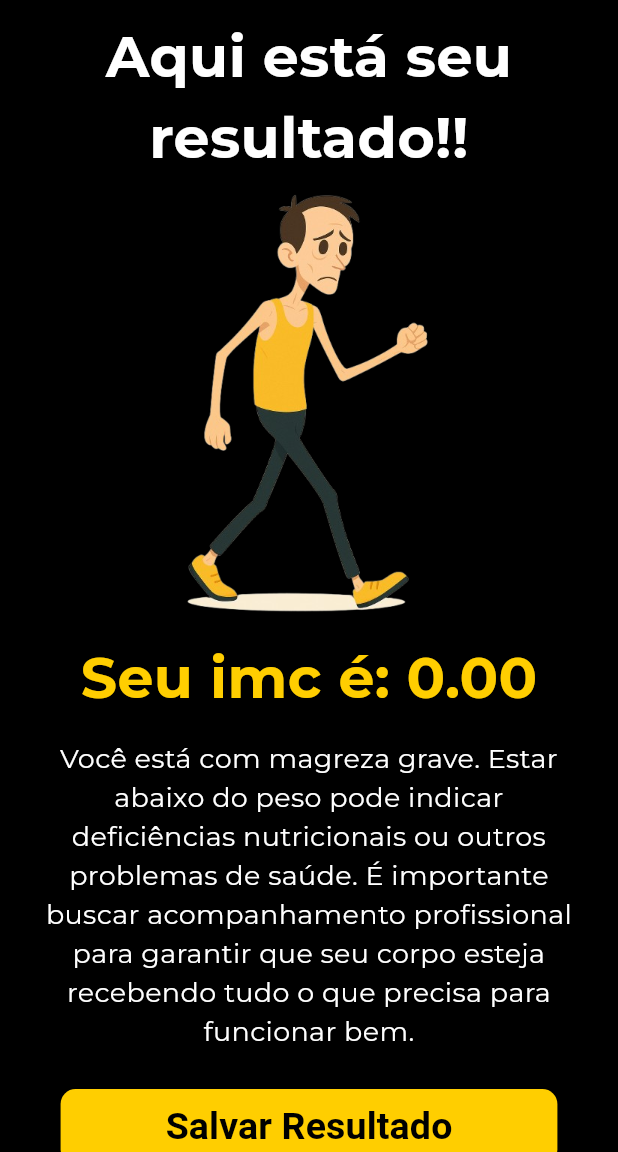
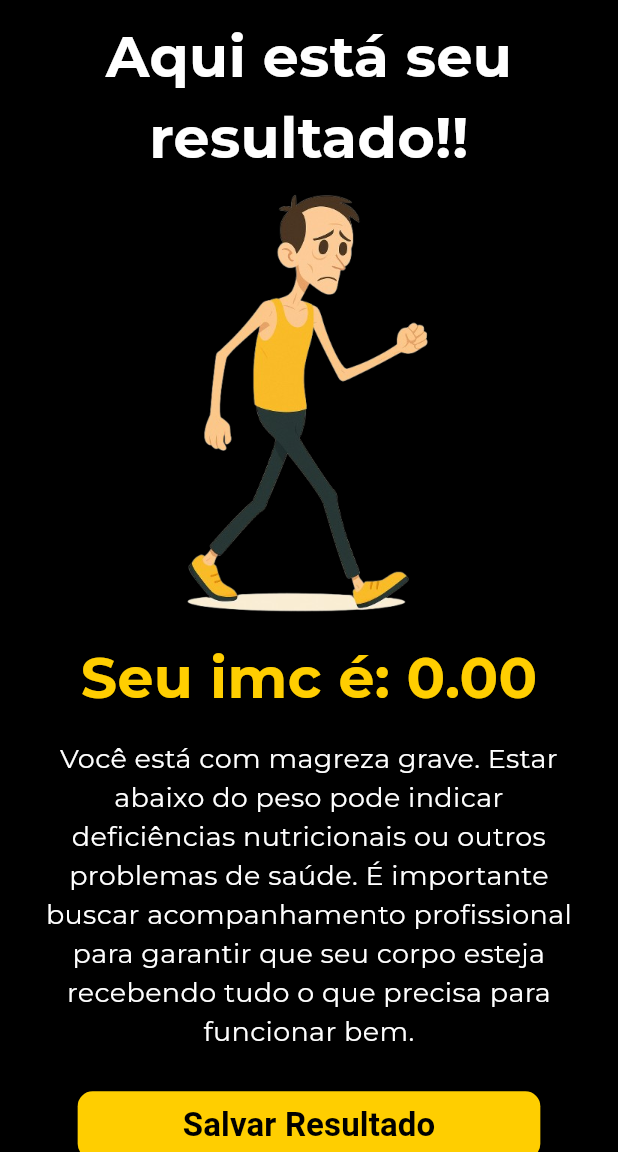
Before and after one commit to Joojjuuk/app_imc, a Flutter app: the Results screen opened directly with empty values, on a phone screen of 412 x 824 dp, the part 84-1236 px from its top. Run offline on Flutter 3.47's test engine with Material 3 defaults, Android fonts, the phone set to English and light mode, and no system bars; our stand-ins replace share_plus, shared_preferences; accounts and stored records are empty.

```diff
--- a/lib/screens/results.dart
+++ b/lib/screens/results.dart
@@ -152,7 +152,7 @@ class _ResultsState extends State<Results> {
                     'Salvar Resultado',
                     style: TextStyle(
                       fontWeight: FontWeight.bold,
-                      fontSize: 25,
+                      fontSize: 22,
                       color: Colors.black,
                     ),
                   ),
```
Also changed, not shown: pubspec.yaml (+8 -10 lines), pubspec.lock, 29 other files.
